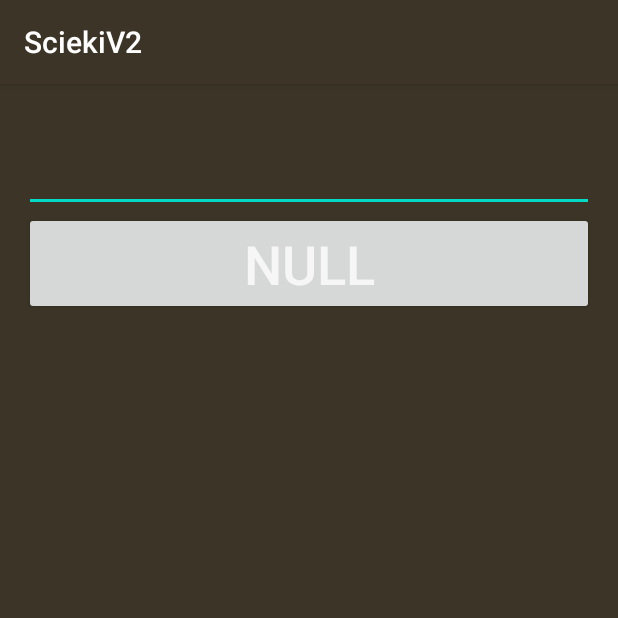
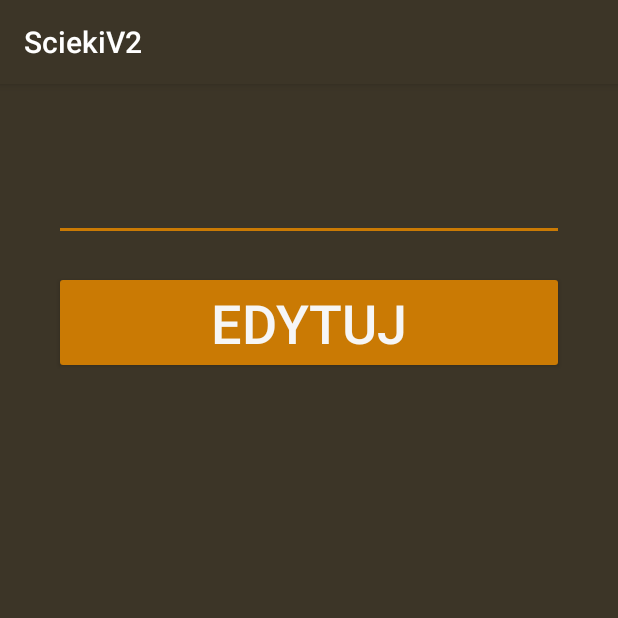
Before and after one commit to KacperTudruj/SciekiV2, an Android app: the Rename screen opened directly, with no data from a screen before it, on a phone screen of 412 x 824 dp, the top half of it. Run offline under Robolectric (Android 15) with nearby library versions, the phone set to English and light mode, and no system bars; libraries missing offline, so code that uses them is left out: io.realm, io.realm.kotlin; 1 statement that could not run was skipped.

Commit message:
edditig community

```diff
--- a/app/src/main/java/com/example/sciekiv2/Rename.kt
+++ b/app/src/main/java/com/example/sciekiv2/Rename.kt
@@ -4,27 +4,44 @@ import android.os.Bundle
 import android.support.v7.app.AppCompatActivity
 import android.widget.Button
 import android.widget.EditText
+import android.widget.Toast
+import com.example.sciekiv2.model.CommunityData
+import io.realm.Realm
+import io.realm.kotlin.where
 
 class Rename() : AppCompatActivity() {
 
-    private lateinit var test: Button
+    private lateinit var button: Button
+    private lateinit var editText: EditText
+    private lateinit var realm: Realm
 
     override fun onCreate(savedInstanceState: Bundle?){
         super.onCreate(savedInstanceState)
         setContentView(R.layout.activity_rename)
 
+        val intentExtras = intent.extras
+        realm = Realm.getDefaultInstance()
 
-        // Przekazyać ID z ralma do edycji i na podstawie tego edytować daną
-        //Dodać do intent.Extras nazwę bazy. By edytowac Rodzaj ścieku oraz gminę (bardziej uniwersalniej)
-        //Mały refaktor przydałby się bo już zaczya być syf
-        //Moze zmiaast dawac id to może warto dać obiekt Realam do edycji? Da się tak w ogóle?
-        val id = intent.extras
-        val data = id?.getString("id")
+        editText = findViewById(R.id.edit_text_community_window)
+        button = findViewById(R.id.edit_button_community_window)
 
 
+        if(intentExtras?.getString("fieldNameToEdit") == "community"){
+            val communityResults = realm.where<CommunityData>().equalTo("id", intentExtras?.getString("queryId")).findFirst()
+            editText.setText(communityResults?.communityName)
 
-        test = findViewById(R.id.edit_button_community_window)
-        test.text = data.toString()
-        //test.text = "KURWA NO"
+
+            Toast.makeText(this, communityResults?.communityName.toString(), Toast.LENGTH_SHORT).show()
+
+            button.setOnClickListener {
+                realm.beginTransaction()
+                communityResults?.communityName = editText.text.toString()
+                realm.copyToRealmOrUpdate(communityResults)
+                realm.commitTransaction()
+                this.finish()
+            }
+
+        }
+        //Czas to dobrze zrobić. WALIDACJA, Na to samą nazwę, oraz na puste pole. Zamiast wykonać ackcję to wyswietlić Tosta :D I nie tylko ten erkan
         }
     }
--- a/app/src/main/java/com/example/sciekiv2/model/CommunityData.kt
+++ b/app/src/main/java/com/example/sciekiv2/model/CommunityData.kt
@@ -7,7 +7,7 @@ import java.util.*
 
 @RealmClass
 open class CommunityData(
-    @PrimaryKey private var id: String = UUID.randomUUID().toString(),
+    @PrimaryKey var id: String = UUID.randomUUID().toString(),
     private var createdAt: Date = Date(),
     var communityName: String = ""
 ): RealmObject()
--- a/app/src/main/java/com/example/sciekiv2/model/SewageDisposalData.kt
+++ b/app/src/main/java/com/example/sciekiv2/model/SewageDisposalData.kt
@@ -7,7 +7,7 @@ import java.util.*
 
 @RealmClass
 open class SewageDisposalData(
-    @PrimaryKey private var id: String = UUID.randomUUID().toString(),
+    @PrimaryKey var id: String = UUID.randomUUID().toString(),
     private var createdAt: Date = Date(),
     var adress: String = "",
     var quantity_of_sewage: Float = 0f,
--- a/app/src/main/res/layout/activity_community_panel.xml
+++ b/app/src/main/res/layout/activity_community_panel.xml
@@ -38,6 +38,7 @@
             android:layout_marginStart="20dp"
             android:layout_marginTop="20dp"
             android:layout_marginEnd="20dp"
+            android:textColor="#FFFFFF"
             android:hint="@string/add_sewage_disposal_data_button"
             android:theme="@style/SciekiTheme.EditText"
             tools:ignore="LabelFor" />
--- a/app/src/main/res/layout/activity_rename.xml
+++ b/app/src/main/res/layout/activity_rename.xml
@@ -7,12 +7,24 @@
     <EditText
         android:id="@+id/edit_text_community_window"
         android:layout_width="match_parent"
-        android:layout_height="wrap_content"/>
+        android:layout_height="wrap_content"
+        android:padding="10dp"
+        android:layout_marginStart="20dp"
+        android:layout_marginTop="20dp"
+        android:layout_marginEnd="20dp"
+        android:textColor="#FFFFFF"
+        android:theme="@style/SciekiTheme.EditText"/>
 
     <Button
         android:id="@+id/edit_button_community_window"
         android:layout_width="match_parent"
         android:layout_height="wrap_content"
+        android:padding="10dp"
+        android:layout_marginStart="20dp"
+        android:layout_marginTop="20dp"
+        android:layout_marginEnd="20dp"
         android:layout_below="@id/edit_text_community_window"
-        android:layout_alignParentStart="true" />
+        android:layout_alignParentStart="true"
+        android:text="edytuj"
+        android:theme="@style/SciekiTheme.Button"/>
 </RelativeLayout>
```
Also changed, not shown: app/src/main/java/com/example/sciekiv2/adapter/CommunityAdapter.kt (+5 -2 lines).
